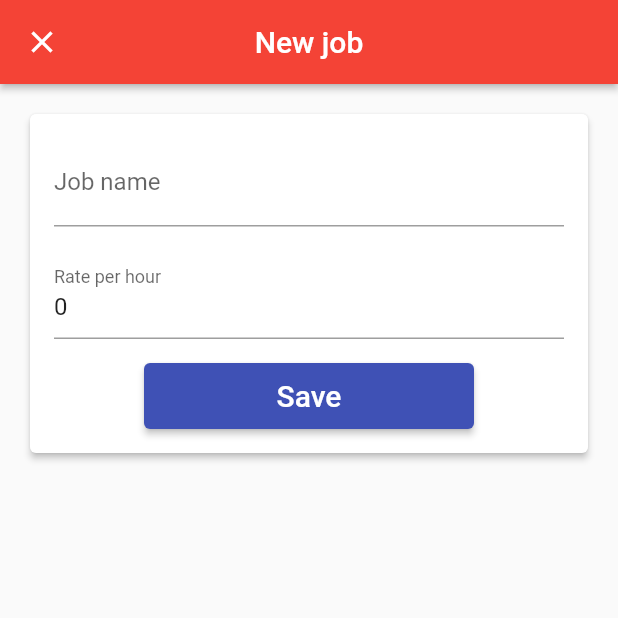
After one commit to Ihor54/TimeTrackerApp, a Flutter app: the screen it shows once a user with an empty profile is signed in, after a tap on the "add" icon, on a phone screen of 412 x 824 dp, the top half of it. The commit adds this screen. Run offline on Flutter 3.47's test engine with Material 2 defaults, Android fonts, the phone set to English and light mode, and no system bars; our stand-ins replace cloud_firestore, email_validator, firebase_auth, firebase_core, google_sign_in; missing offline and left inert: flutter_login_facebook; accounts and stored records are empty.

Commit message:
added fetures to add new job and update existing

```diff
--- /dev/null
+++ b/timetracker_app/lib/app/home/jobs/edit_job_page.dart
@@ -0,0 +1,169 @@
+import 'package:firebase_core/firebase_core.dart';
+import 'package:flutter/material.dart';
+import 'package:provider/provider.dart';
+import 'package:timetracker_app/app/home/models/job.dart';
+import 'package:timetracker_app/common_widgets/form_submit_btn.dart';
+import 'package:timetracker_app/common_widgets/show_alert_dialog.dart';
+import 'package:timetracker_app/common_widgets/show_exception_alert_dialog.dart';
+import 'package:timetracker_app/services/database.dart';
+
+class EditJobPage extends StatefulWidget {
+  const EditJobPage({Key? key, required this.database, this.job})
+      : super(key: key);
+  final Database database;
+  final Job? job;
+
+  static Future<void> show(BuildContext context, {Job? job}) async {
+    final database = Provider.of<Database>(context, listen: false);
+    await Navigator.of(context).push(
+      MaterialPageRoute(
+          builder: (context) => EditJobPage(
+                database: database,
+                job: job,
+              ),
+          fullscreenDialog: true),
+    );
+  }
+
+  @override
+  _EditJobPageState createState() => _EditJobPageState();
+}
+
+class _EditJobPageState extends State<EditJobPage> {
+  final _formKey = GlobalKey<FormState>();
+  String? _name;
+  int _ratePerHour = 0;
+
+  @override
+  @override
+  void initState() {
+    super.initState();
+    if (widget.job != null) {
+      _name = widget.job!.name;
+      _ratePerHour = widget.job!.ratePerHour;
+    }
+  }
+
+  bool _validateAndSaveForm() {
+    final form = _formKey.currentState!;
+    if (form.validate()) {
+      form.save();
+      return true;
+    }
+    return false;
+  }
+
+  Future<void> _submit() async {
+    if (_validateAndSaveForm()) {
+      try {
+        final jobs = await widget.database.jobsStream().first;
+        final allNames = jobs.map((job) => job.name).toList();
+        if (widget.job != null) {
+          allNames.remove(widget.job!.name);
+        }
+        if (allNames.contains(_name)) {
+          showAlertDialog(
+            context,
+            title: "Job name already exists",
+            content: "Please choose a different job name",
+            defaultActionText: "Ok",
+          );
+        } else {
+          final id = widget.job?.id ?? documentIdFromCurrentDate();
+          final job = Job(id: id, name: _name!, ratePerHour: _ratePerHour);
+          await widget.database.setJob(job);
+          Navigator.of(context).pop();
+        }
+      } on FirebaseException catch (e) {
+        showExceptionAlertDialog(context,
+            title: "Operation failed", exception: e);
+      }
+    }
+  }
+
+  @override
+  Widget build(BuildContext context) {
+    return Scaffold(
+      appBar: AppBar(
+        elevation: 2.0,
+        centerTitle: true,
+        title: Text(widget.job == null ? 'New job' : 'Edit job'),
+      ),
+      body: _buildContents(),
+    );
+  }
+
+  Widget _buildContents() {
+    return SingleChildScrollView(
+      child: Padding(
+        padding: const EdgeInsets.all(16.0),
+        child: Card(
+          color: Colors.white,
+          elevation: 2.0,
+          child: Padding(
+            padding: const EdgeInsets.all(16.0),
+            child: _buildForm(),
+          ),
+        ),
+      ),
+    );
+  }
+
+  Widget _buildForm() {
+    return Form(
+      key: _formKey,
+      child: Column(
+        crossAxisAlignment: CrossAxisAlignment.stretch,
+        children: _buildFormChildren(),
+      ),
+    );
+  }
+
+  List<Widget> _buildFormChildren() {
+    return [
+      _buildNameField(),
+      const SizedBox(height: 16.0),
+      _buildRatePerHourField(),
+      const SizedBox(height: 16.0),
+      Padding(
+        padding: const EdgeInsets.symmetric(horizontal: 60.0),
+        child: FormSubmitButton(
+          text: 'Save',
+          onPressed: _submit,
+        ),
+      )
+    ];
+  }
+
+  Widget _buildNameField() {
+    return TextFormField(
+      autocorrect: false,
+      initialValue: _name,
+      decoration: const InputDecoration(
+        labelText: 'Job name',
+        hintText: 'Job 1',
+      ),
+      validator: (value) =>
+          value != null && value.isNotEmpty ? null : 'Value cannot be empty',
+      onSaved: (value) => _name = value,
+    );
+  }
+
+  Widget _buildRatePerHourField() {
+    return TextFormField(
+      initialValue: _ratePerHour.toString(),
+      decoration: const InputDecoration(
+        label: Text('Rate per hour'),
+        hintText: '10',
+      ),
+      keyboardType: const TextInputType.numberWithOptions(
+        signed: false,
+        decimal: false,
+      ),
+      validator: (value) => value != null && int.tryParse(value) != null
+          ? null
+          : 'Value cannot be empty and should contain only number',
+      onSaved: (value) => _ratePerHour = int.parse(value!),
+    );
+  }
+}
--- /dev/null
+++ b/timetracker_app/lib/app/home/jobs/job_list_tile.dart
@@ -0,0 +1,18 @@
+import 'package:flutter/material.dart';
+import 'package:timetracker_app/app/home/models/job.dart';
+
+class JobListTile extends StatelessWidget {
+  const JobListTile({Key? key, required this.job, this.onTap})
+      : super(key: key);
+  final Job job;
+  final VoidCallback? onTap;
+
+  @override
+  Widget build(BuildContext context) {
+    return ListTile(
+      title: Text(job.name),
+      trailing: const Icon(Icons.chevron_right),
+      onTap: onTap,
+    );
+  }
+}
--- /dev/null
+++ b/timetracker_app/lib/app/home/jobs/jobs_page.dart
@@ -0,0 +1,97 @@
+import 'package:firebase_core/firebase_core.dart';
+import 'package:flutter/material.dart';
+import 'package:provider/provider.dart';
+import 'package:timetracker_app/app/home/jobs/edit_job_page.dart';
+import 'package:timetracker_app/app/home/jobs/job_list_tile.dart';
+import 'package:timetracker_app/app/home/models/job.dart';
+import 'package:timetracker_app/common_widgets/show_alert_dialog.dart';
+import 'package:timetracker_app/common_widgets/show_exception_alert_dialog.dart';
+import 'package:timetracker_app/services/auth_base.dart';
+import 'package:timetracker_app/services/database.dart';
+
+class JobsPage extends StatelessWidget {
+  const JobsPage({Key? key}) : super(key: key);
+
+  Future<void> _signOut(BuildContext context) async {
+    try {
+      final auth = Provider.of<AuthBase>(context, listen: false);
+      await auth.signOut();
+    } catch (e) {
+      print(e.toString());
+    }
+  }
+
+  Future<void> _confirmSignOut(BuildContext context) async {
+    bool? didRequestSignOut = await showAlertDialog(
+      context,
+      title: 'Logout',
+      content: 'Are you sure that you want to logout?',
+      defaultActionText: 'Logout',
+      cancelActionText: 'Cancel',
+    );
+    if (didRequestSignOut != null && didRequestSignOut) {
+      _signOut(context);
+    }
+  }
+
+  // Future<void> _createJob(BuildContext context) async {
+  //   final database = Provider.of<Database>(context, listen: false);
+  //   try {
+  //     await database.setJob(Job(name: 'Learning', ratePerHour: 15));
+  //   } on FirebaseException catch (e) {
+  //     showExceptionAlertDialog(
+  //       context,
+  //       title: 'Operation failed',
+  //       exception: e,
+  //     );
+  //   }
+  // }
+
+  @override
+  Widget build(BuildContext context) {
+    return Scaffold(
+      appBar: AppBar(
+        title: const Text('Jobs'),
+        centerTitle: true,
+        actions: [
+          TextButton(
+            onPressed: () => _confirmSignOut(context),
+            child: const Text(
+              'Sign out',
+              style: TextStyle(color: Colors.white, fontSize: 18.0),
+            ),
+          )
+        ],
+      ),
+      body: _buildContents(context),
+      floatingActionButton: FloatingActionButton(
+          child: const Icon(Icons.add),
+          onPressed: () => EditJobPage.show(context)
+          //_createJob(context),
+          ),
+    );
+  }
+}
+
+Widget _buildContents(BuildContext context) {
+  final database = Provider.of<Database>(context, listen: false);
+  return StreamBuilder<List<Job>>(
+    stream: database.jobsStream(),
+    builder: (context, snapshot) {
+      if (snapshot.hasData) {
+        final jobs = snapshot.data!;
+        final listItems = jobs
+            .map((job) => JobListTile(
+                  job: job,
+                  onTap: () => EditJobPage.show(context, job: job),
+                ))
+            .toList();
+        return ListView(children: listItems);
+      }
+      if (snapshot.hasError) {
+        return const Center(child: Text('Some error occurred'));
+      }
+      return const Center(child: CircularProgressIndicator());
+    },
+  );
+}
--- /dev/null
+++ b/timetracker_app/lib/app/home/models/job.dart
@@ -0,0 +1,23 @@
+class Job {
+  Job({required this.id, required this.name, required this.ratePerHour});
+  final String id;
+  final String name;
+  final int ratePerHour;
+
+  factory Job.fromMap(Map<String, dynamic> data, String documentId) {
+    final String name = data['name'];
+    final int ratePerHour = data['ratePerHour'];
+    return Job(
+      id: documentId,
+      name: name,
+      ratePerHour: ratePerHour,
+    );
+  }
+
+  Map<String, dynamic> toMap() {
+    return {
+      'name': name,
+      'ratePerHour': ratePerHour,
+    };
+  }
+}
--- a/timetracker_app/lib/app/landing_page/landing_page.dart
+++ b/timetracker_app/lib/app/landing_page/landing_page.dart
@@ -1,8 +1,10 @@
+import 'package:firebase_auth/firebase_auth.dart';
 import 'package:flutter/material.dart';
 import 'package:provider/provider.dart';
-import 'package:timetracker_app/app/home_page/home_page.dart';
+import 'package:timetracker_app/app/home/jobs/jobs_page.dart';
 import 'package:timetracker_app/app/sign_in/sign_in_page.dart';
 import 'package:timetracker_app/services/auth_base.dart';
+import 'package:timetracker_app/services/database.dart';
 
 class LandingPage extends StatelessWidget {
   const LandingPage({Key? key}) : super(key: key);
@@ -10,15 +12,18 @@ class LandingPage extends StatelessWidget {
   @override
   Widget build(BuildContext context) {
     final auth = Provider.of<AuthBase>(context, listen: false);
-    return StreamBuilder(
+    return StreamBuilder<User?>(
         stream: auth.authStateChanges(),
         builder: (context, snapshot) {
           if (snapshot.connectionState == ConnectionState.active) {
-            final user = snapshot.data;
+            final User? user = snapshot.data;
             if (user == null) {
               return SignInPage.create(context);
             }
-            return HomePage();
+            return Provider<Database>(
+              create: (_) => FirestoreDatabase(uid: user.uid),
+              child: JobsPage(),
+            );
           }
           return const Scaffold(
             body: Center(
--- a/timetracker_app/lib/app/sign_in/email_sign_in_bloc.dart
+++ b/timetracker_app/lib/app/sign_in/email_sign_in/email_sign_in_bloc.dart
@@ -1,8 +1,6 @@
 import 'dart:async';
-import 'dart:math';
 
-import 'package:timetracker_app/app/sign_in/email_sign_in_model.dart';
-import 'package:timetracker_app/app/sign_in/validators.dart';
+import 'package:timetracker_app/app/sign_in/email_sign_in/email_sign_in_model.dart';
 import 'package:timetracker_app/services/auth_base.dart';
 
 class EmailSignInBloc {
--- a/timetracker_app/lib/app/sign_in/email_sign_in_change_model.dart
+++ b/timetracker_app/lib/app/sign_in/email_sign_in/email_sign_in_change_model.dart
@@ -1,7 +1,8 @@
-import 'package:flutter/foundation.dart';
-import 'package:timetracker_app/app/sign_in/email_sign_in_model.dart';
+import 'package:flutter/material.dart';
 import 'package:timetracker_app/app/sign_in/validators.dart';
 import 'package:timetracker_app/services/auth_base.dart';
+
+import 'email_sign_in_model.dart';
 
 class EmailSignInChangeModel with EmailAndPasswordValidators, ChangeNotifier {
   EmailSignInChangeModel({
--- a/timetracker_app/lib/app/sign_in/email_sign_in_page.dart
+++ b/timetracker_app/lib/app/sign_in/email_sign_in/email_sign_in_page.dart
@@ -1,8 +1,5 @@
 import 'package:flutter/material.dart';
-import 'package:timetracker_app/app/sign_in/email_sing_in_form_bloc_based.dart';
-import 'package:timetracker_app/app/sign_in/email_sing_in_form_change_notifier.dart';
-
-import 'email_sing_in_form_stateful.dart';
+import 'package:timetracker_app/app/sign_in/email_sign_in/email_sing_in_form_change_notifier.dart';
 
 class EmailSignInPage extends StatelessWidget {
   const EmailSignInPage({Key? key}) : super(key: key);
--- a/timetracker_app/lib/app/sign_in/email_sing_in_form_bloc_based.dart
+++ b/timetracker_app/lib/app/sign_in/email_sign_in/email_sing_in_form_bloc_based.dart
@@ -1,11 +1,12 @@
 import 'package:firebase_auth/firebase_auth.dart';
 import 'package:flutter/material.dart';
 import 'package:provider/provider.dart';
-import 'package:timetracker_app/app/sign_in/email_sign_in_bloc.dart';
-import 'package:timetracker_app/app/sign_in/email_sign_in_model.dart';
+import 'package:timetracker_app/app/sign_in/email_sign_in/email_sign_in_bloc.dart';
 import 'package:timetracker_app/common_widgets/form_submit_btn.dart';
 import 'package:timetracker_app/common_widgets/show_exception_alert_dialog.dart';
 import 'package:timetracker_app/services/auth_base.dart';
+
+import 'email_sign_in_model.dart';
 
 class EmailSignInFormBlocBased extends StatefulWidget {
   EmailSignInFormBlocBased({Key? key, required this.bloc}) : super(key: key);
--- a/timetracker_app/lib/app/sign_in/sign_in_page.dart
+++ b/timetracker_app/lib/app/sign_in/sign_in_page.dart
@@ -1,10 +1,10 @@
 import 'package:firebase_auth/firebase_auth.dart';
 import 'package:flutter/material.dart';
 import 'package:provider/provider.dart';
-import 'package:timetracker_app/app/sign_in/email_sign_in_page.dart';
 import 'package:timetracker_app/app/sign_in/sign_in_manager.dart';
 import 'package:timetracker_app/common_widgets/show_exception_alert_dialog.dart';
 import 'package:timetracker_app/services/auth_base.dart';
+import 'email_sign_in/email_sign_in_page.dart';
 import 'sign_in_btn.dart';
 import 'social_sign_in_btn.dart';
 
--- a/timetracker_app/lib/main.dart
+++ b/timetracker_app/lib/main.dart
@@ -23,7 +23,7 @@ class MyApp extends StatelessWidget {
         theme: ThemeData(
           primarySwatch: Colors.red,
         ),
-        home: LandingPage(),
+        home: const LandingPage(),
       ),
     );
   }
--- /dev/null
+++ b/timetracker_app/lib/services/database.dart
@@ -0,0 +1,28 @@
+import 'package:timetracker_app/app/home/models/job.dart';
+import 'package:timetracker_app/services/firestore_path.dart';
+import 'package:timetracker_app/services/firestore_service.dart';
+
+abstract class Database {
+  Future<void> setJob(Job job);
+  Stream<List<Job>> jobsStream();
+}
+
+String documentIdFromCurrentDate() => DateTime.now().toIso8601String();
+
+class FirestoreDatabase implements Database {
+  FirestoreDatabase({required this.uid});
+  final String uid;
+  final _service = FirestoreService.instance;
+
+  @override
+  Future<void> setJob(Job job) => _service.setData(
+        path: FirestorePath.job(uid, job.id),
+        data: job.toMap(),
+      );
+
+  @override
+  Stream<List<Job>> jobsStream() => _service.collectionStream(
+        path: FirestorePath.jobs(uid),
+        builder: (data, id) => Job.fromMap(data, id),
+      );
+}
--- /dev/null
+++ b/timetracker_app/lib/services/firestore_path.dart
@@ -0,0 +1,4 @@
+class FirestorePath {
+  static String jobs(String uid) => 'users/$uid/jobs';
+  static String job(String uid, String jobUid) => 'users/$uid/jobs/$jobUid';
+}
--- a/timetracker_app/pubspec.yaml
+++ b/timetracker_app/pubspec.yaml
@@ -40,6 +40,7 @@ dependencies:
   flutter_login_facebook: ^1.2.0
   email_validator: ^2.0.1
   provider: ^6.0.2
+  cloud_firestore: ^3.1.7
 
 dev_dependencies:
   flutter_test:
```
Also changed, not shown: timetracker_app/lib/app/home_page/home_page.dart (deleted, +0 -48 lines), timetracker_app/lib/app/sign_in/email_sign_in/email_sing_in_form_change_notifier.dart (renamed from timetracker_app/lib/app/sign_in/email_sing_in_form_stateful.dart, +34 -64 lines), timetracker_app/lib/app/sign_in/email_sign_in/email_sing_in_form_stateful.dart (renamed from timetracker_app/lib/app/sign_in/email_sing_in_form_change_notifier.dart, +64 -34 lines), timetracker_app/lib/services/firestore_service.dart (added, +31 -0 lines), timetracker_app/lib/app/sign_in/email_sign_in/email_sign_in_model.dart (renamed from timetracker_app/lib/app/sign_in/email_sign_in_model.dart).
